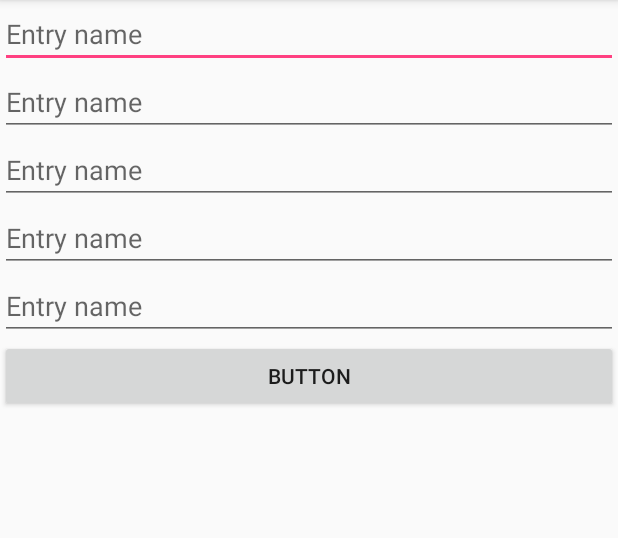
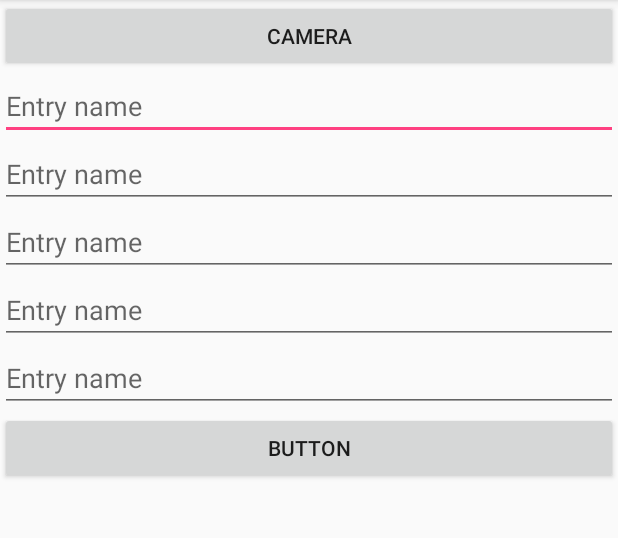
Before and after one commit to SHeija/PlantSpotting, an Android app: the screen it shows after launch (AddNewEntry), in the options menu, after a tap on "Add Entry", on a phone screen of 412 x 824 dp, the part 84-622 px from its top. Run offline under Robolectric (Android 15) with nearby library versions, the phone set to English and light mode, and no system bars; our stand-ins replace Room's generated code.

Commit message:
camera works, image saving works

```diff
--- a/app/src/main/java/fi/haaga_helia/sheija/plantspotting/MainActivity.java
+++ b/app/src/main/java/fi/haaga_helia/sheija/plantspotting/MainActivity.java
@@ -55,7 +55,7 @@ public class MainActivity extends AppCompatActivity {
 
         //inserting some test data
         if(entryList.size()==0) {
-            addTestData(db, 5);
+            addTestData(db, 2);
         }
 
     }
--- a/app/src/main/java/fi/haaga_helia/sheija/plantspotting/RecyclerViewAdapter.java
+++ b/app/src/main/java/fi/haaga_helia/sheija/plantspotting/RecyclerViewAdapter.java
@@ -1,6 +1,7 @@
 package fi.haaga_helia.sheija.plantspotting;
 
 import android.content.Intent;
+import android.net.Uri;
 import android.support.v7.widget.RecyclerView;
 import android.util.Log;
 import android.view.ContextMenu;
@@ -8,6 +9,7 @@ import android.view.LayoutInflater;
 import android.view.MenuItem;
 import android.view.View;
 import android.view.ViewGroup;
+import android.widget.ImageView;
 import android.widget.LinearLayout;
 import android.widget.PopupMenu;
 import android.widget.TextView;
@@ -34,7 +36,8 @@ public class RecyclerViewAdapter extends RecyclerView.Adapter<RecyclerViewAdapte
 
     //viewholder
     public class MyViewHolder extends RecyclerView.ViewHolder implements View.OnClickListener, View.OnCreateContextMenuListener, PopupMenu.OnMenuItemClickListener{
-        public TextView name, latinName, note;
+        public TextView name, latinName, date, location, note;
+        public ImageView imagePath;
         public LinearLayout linearLayout;
 
         //mitä yhdessä viewholderissa on
@@ -44,6 +47,9 @@ public class RecyclerViewAdapter extends RecyclerView.Adapter<RecyclerViewAdapte
             name = view.findViewById(R.id.entryName);
             latinName = view.findViewById(R.id.entryLatinName);
             note = view.findViewById(R.id.entryNote);
+            date = view.findViewById(R.id.entryDate);
+            location = view.findViewById(R.id.entryLocation);
+            imagePath = view.findViewById(R.id.entryImagePath);
 
             //kun viewholderia klikataan
             view.setOnClickListener(this);
@@ -91,7 +97,13 @@ public class RecyclerViewAdapter extends RecyclerView.Adapter<RecyclerViewAdapte
         Entry entry = entryList.get(position);
         holder.name.setText(entry.getName());
         holder.latinName.setText(entry.getLatinName());
+        holder.date.setText(entry.getDate());
+        holder.location.setText(entry.getLocation());
         holder.note.setText(entry.getNote());
+
+        if (entry.getImagePath() != null) {
+            holder.imagePath.setImageURI(Uri.parse(entry.getImagePath()));
+        }
     }
 
     @Override
--- a/app/src/main/java/fi/haaga_helia/sheija/plantspotting/db/models/Entry.java
+++ b/app/src/main/java/fi/haaga_helia/sheija/plantspotting/db/models/Entry.java
@@ -28,6 +28,9 @@ public class Entry {
 
     @ColumnInfo(name="note")
     private String note;
+
+    @ColumnInfo
+    private String imagePath;
 
     public Entry() {
 
@@ -83,4 +86,11 @@ public class Entry {
         this.note = note;
     }
 
+    public String getImagePath() {
+        return imagePath;
+    }
+
+    public void setImagePath(String imagePath) {
+        this.imagePath = imagePath;
+    }
 }
--- a/app/src/main/res/layout/activity_add_new_entry.xml
+++ b/app/src/main/res/layout/activity_add_new_entry.xml
@@ -7,6 +7,11 @@
     android:layout_height="match_parent"
     tools:context=".AddNewEntry">
 
+    <Button
+        android:id="@+id/cameraButton"
+        android:layout_width="match_parent"
+        android:layout_height="wrap_content"
+        android:text="Camera" />
     <EditText
         android:id="@+id/addNameEditText"
         android:layout_width="match_parent"
--- /dev/null
+++ b/app/src/main/res/xml/file_paths.xml
@@ -0,0 +1,4 @@
+<?xml version="1.0" encoding="utf-8"?>
+<paths xmlns:android="http://schemas.android.com/apk/res/android">
+    <external-path name="my_images" path="Android/data/fi.haaga_helia.sheija.plantspotting/files/Pictures" />
+</paths>
```
Also changed, not shown: app/src/main/AndroidManifest.xml (+17 -0 lines), app/src/main/java/fi/haaga_helia/sheija/plantspotting/AddNewEntry.java (+128 -1 lines), app/src/main/res/layout/entrylist_row.xml (+19 -0 lines).
